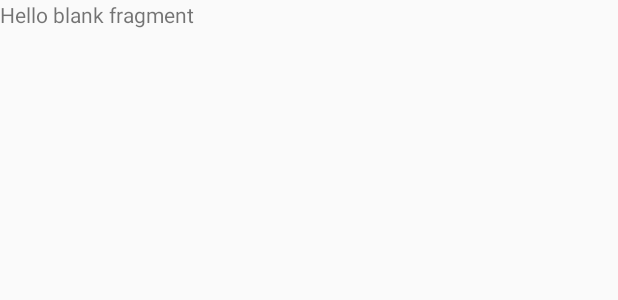
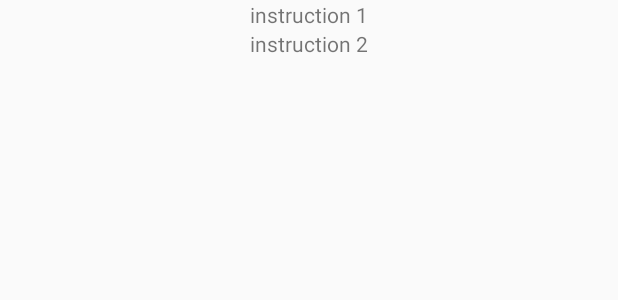
Before and after one commit to Salma-2/ShoeStore, an Android app: the layout fragment_instruction.xml on its own in the app's theme, with its tools: preview values and no code run, on a phone screen of 412 x 824 dp. Shown: the top 300 px of the screen. Run offline under Robolectric (Android 15) with nearby library versions, the phone set to English and light mode, and no system bars.

Commit message:
created the 5 screens (without designing them) and connected them together.

```diff
--- a/app/src/main/res/layout/fragment_instruction.xml
+++ b/app/src/main/res/layout/fragment_instruction.xml
@@ -1,14 +1,31 @@
 <?xml version="1.0" encoding="utf-8"?>
-<FrameLayout xmlns:android="http://schemas.android.com/apk/res/android"
+
+
+<layout xmlns:app="http://schemas.android.com/apk/res-auto"
     xmlns:tools="http://schemas.android.com/tools"
-    android:layout_width="match_parent"
-    android:layout_height="match_parent"
-    tools:context=".screens.instructions.InstructionFragment">
+    xmlns:android="http://schemas.android.com/apk/res/android">
 
-    <!-- TODO: Update blank fragment layout -->
-    <TextView
+    <androidx.constraintlayout.widget.ConstraintLayout
         android:layout_width="match_parent"
-        android:layout_height="match_parent"
-        android:text="@string/hello_blank_fragment" />
+        android:layout_height="match_parent">
 
-</FrameLayout>
+        <TextView
+            android:id="@+id/textView"
+            android:layout_width="wrap_content"
+            android:layout_height="wrap_content"
+            android:text="instruction 1"
+            app:layout_constraintEnd_toEndOf="parent"
+            app:layout_constraintStart_toStartOf="parent"
+            app:layout_constraintTop_toTopOf="parent" />
+
+        <TextView
+            android:layout_width="wrap_content"
+            android:layout_height="wrap_content"
+            android:text="instruction 2"
+            app:layout_constraintEnd_toEndOf="@+id/textView"
+            app:layout_constraintStart_toStartOf="@+id/textView"
+            app:layout_constraintTop_toBottomOf="@+id/textView" />
+
+
+    </androidx.constraintlayout.widget.ConstraintLayout>
+</layout>
--- a/app/src/main/res/values/strings.xml
+++ b/app/src/main/res/values/strings.xml
@@ -1,15 +1,16 @@
 <resources>
     <string name="app_name">Shoe Store</string>
-
     <string name="email">Email</string>
     <string name="password">Password</string>
     <string name="login">Login</string>
     <string name="sign_up">Sign Up</string>
     <string name="login_fragment">Login</string>
-    <string name="hello_blank_fragment">Hello blank fragment</string>
     <string name="welcome_fragment">Welcome</string>
     <string name="brief">an App to apply skills in building layouts and navigation</string>
     <string name="welcome_msg">Welcome to Shoe Store</string>
     <string name="next">Next</string>
     <string name="instruction_fragment">Instructions</string>
+    <string name="detail_fragment">Detail</string>
+    <string name="shoe_list_fragment">Shoe List</string>
+    <string name="add_new_shoe">Add New Shoe</string>
 </resources>
```
Also changed, not shown: app/src/main/java/com/udacity/shoestore/screens/detail/DetailFragment.kt (added, +23 -0 lines), app/src/main/java/com/udacity/shoestore/screens/instructions/InstructionFragment.kt (+23 -45 lines), app/src/main/java/com/udacity/shoestore/screens/shoelist/ShoeListFragment.kt (added, +42 -0 lines), app/src/main/java/com/udacity/shoestore/screens/shoelist/ShoeListViewModel.kt (added, +26 -0 lines), app/src/main/res/layout/fragment_detail.xml (added, +17 -0 lines), app/src/main/res/layout/fragment_shoe_list.xml (added, +31 -0 lines), app/src/main/res/menu/menu_shoe_list.xml (added, +9 -0 lines), app/src/main/res/navigation/nav_graph.xml (+17 -7 lines).
